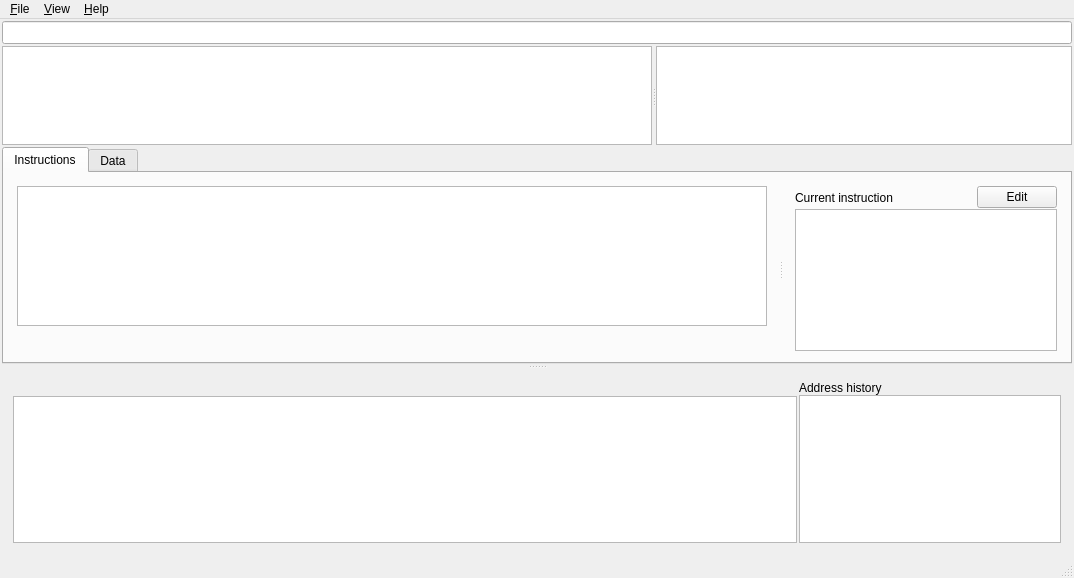
Before: the Qt Designer form qt/emilpro/mainwindow.ui in SimonKagstrom/emilpro, drawn with Qt 5.
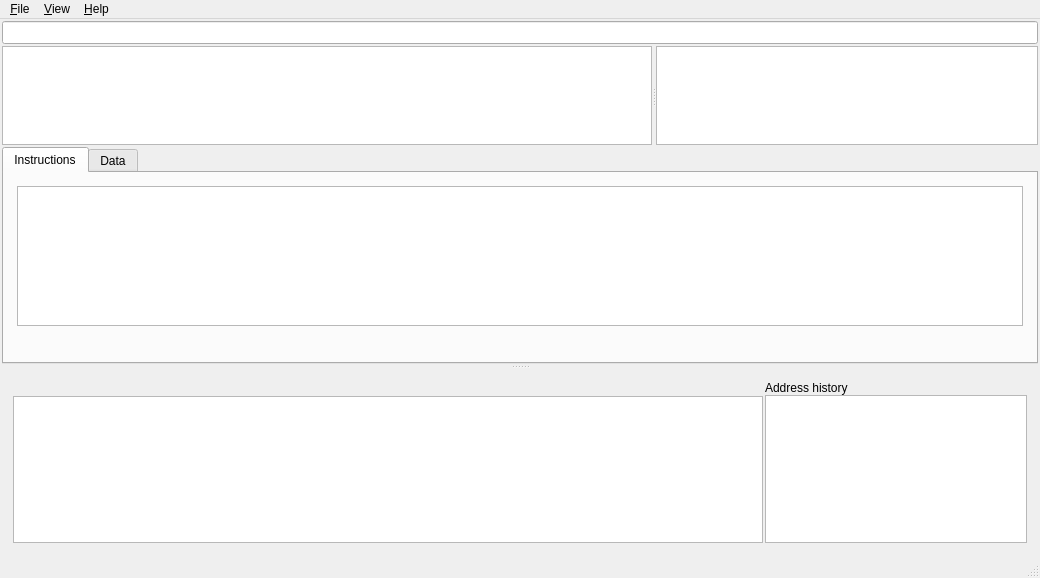
After: the same form once the commit is applied.

Commit message: ui: Remove the instruction edit box

Diff of the .ui file:
```diff
--- a/qt/emilpro/mainwindow.ui
+++ b/qt/emilpro/mainwindow.ui
@@ -233,63 +233,6 @@
              </item>
             </layout>
            </widget>
-           <widget class="QWidget" name="layoutWidget2">
-            <layout class="QVBoxLayout" name="verticalLayout_2">
-             <property name="spacing">
-              <number>0</number>
-             </property>
-             <item>
-              <layout class="QHBoxLayout" name="horizontalLayout">
-               <property name="spacing">
-                <number>2</number>
-               </property>
-               <item>
-                <widget class="QLabel" name="currentInstructionLabel">
-                 <property name="text">
-                  <string>Current instruction</string>
-                 </property>
-                </widget>
-               </item>
-               <item>
-                <spacer name="horizontalSpacer">
-                 <property name="orientation">
-                  <enum>Qt::Horizontal</enum>
-                 </property>
-                 <property name="sizeHint" stdset="0">
-                  <size>
-                   <width>13</width>
-                   <height>23</height>
-                  </size>
-                 </property>
-                </spacer>
-               </item>
-               <item>
-                <widget class="QPushButton" name="editInstructionPushButton">
-                 <property name="text">
-                  <string>Edit</string>
-                 </property>
-                </widget>
-               </item>
-              </layout>
-             </item>
-             <item>
-              <widget class="QTextEdit" name="instructionTextEdit">
-               <property name="sizePolicy">
-                <sizepolicy hsizetype="Minimum" vsizetype="Expanding">
-                 <horstretch>0</horstretch>
-                 <verstretch>0</verstretch>
-                </sizepolicy>
-               </property>
-               <property name="minimumSize">
-                <size>
-                 <width>262</width>
-                 <height>0</height>
-                </size>
-               </property>
-              </widget>
-             </item>
-            </layout>
-           </widget>
           </widget>
          </item>
         </layout>
@@ -320,7 +263,7 @@
         </layout>
        </widget>
       </widget>
-      <widget class="QWidget" name="layoutWidget">
+      <widget class="QWidget" name="layoutWidget_1">
        <layout class="QHBoxLayout" name="horizontalLayout_2">
         <property name="spacing">
          <number>2</number>
```
The commit also changes 1 other file.
